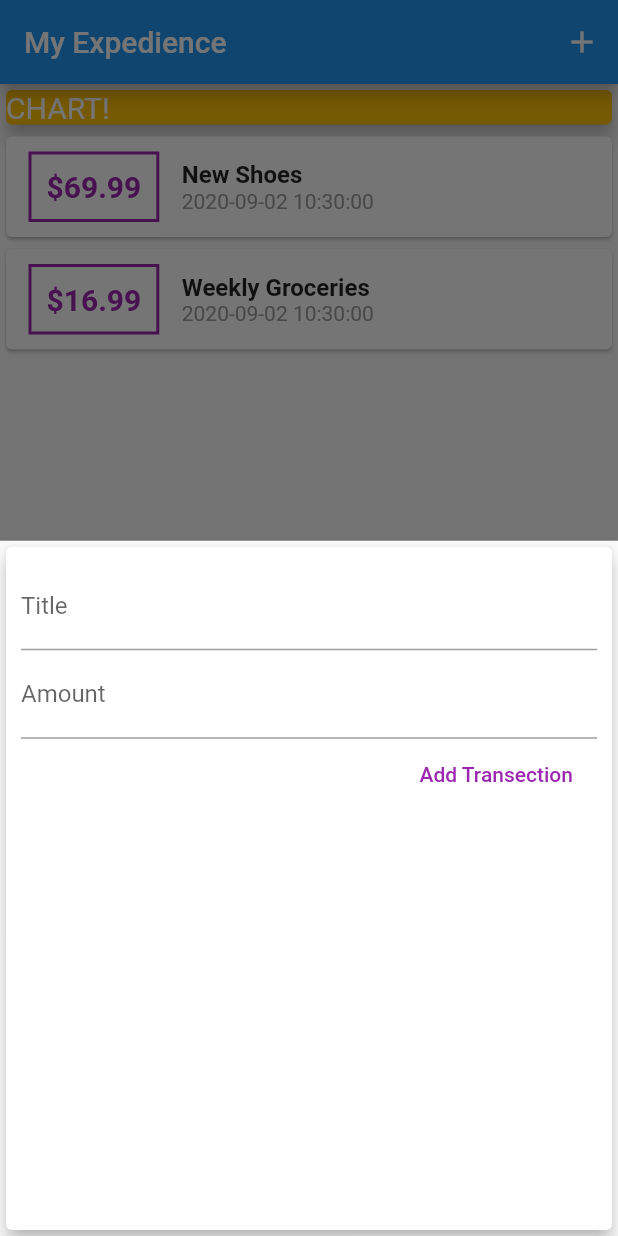
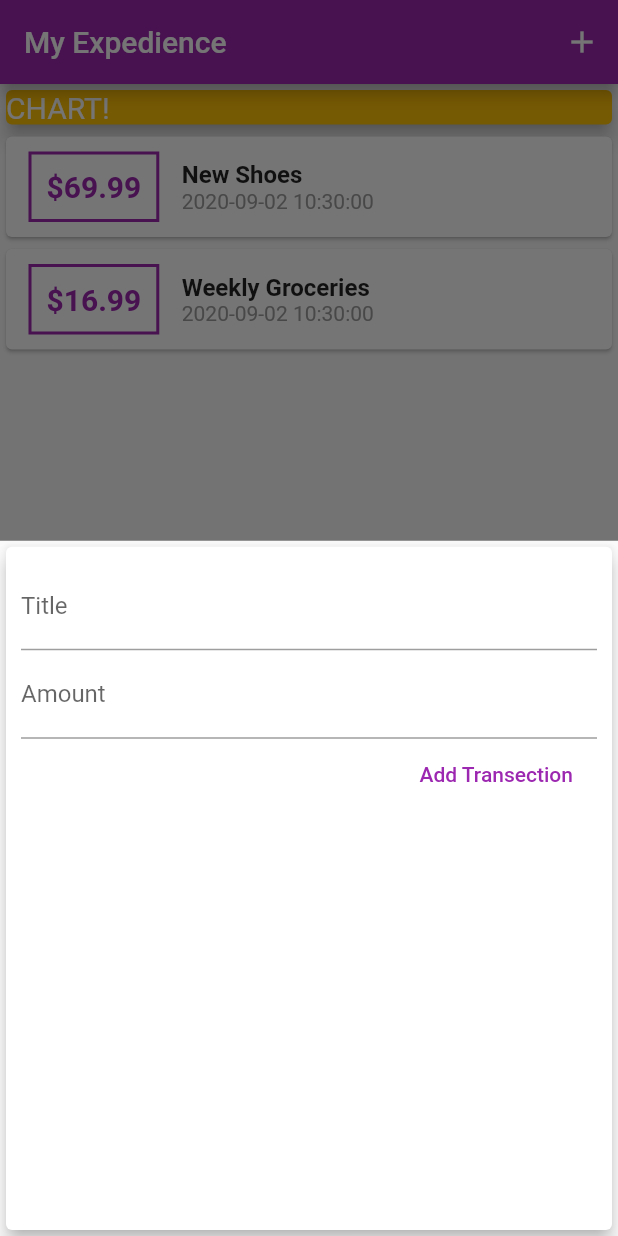
Before and after one commit to 1992bidyut/PersonalExpenseTracking, a Flutter app: the screen it shows after launch, after a tap on the "add" icon, on a phone screen of 412 x 824 dp. Run offline on Flutter 3.47's test engine with Material 2 defaults, Android fonts, the phone set to English and light mode, and no system bars.

```diff
--- a/lib/main.dart
+++ b/lib/main.dart
@@ -15,6 +15,10 @@ class MyApp extends StatelessWidget {
     // TODO: implement build
     return MaterialApp(
       title: 'Flutter App',
+      theme: ThemeData(
+        primarySwatch: Colors.purple,
+          accentColor: Colors.amber
+      ),
       home: MyHomePage(),
     );
   }
--- a/lib/widgets/new_transaction.dart
+++ b/lib/widgets/new_transaction.dart
@@ -1,19 +1,26 @@
 import 'package:flutter/material.dart';
-class NewTransaction extends StatelessWidget {
-  final titleController=TextEditingController();
-  final amountController=TextEditingController();
+
+class NewTransaction extends StatefulWidget {
   final Function _addNewTransaction;
+  NewTransaction(this._addNewTransaction);
+  @override
+  _NewTransactionState createState() => _NewTransactionState();
+}
 
-  NewTransaction(this._addNewTransaction);
+class _NewTransactionState extends State<NewTransaction> {
+  final titleController = TextEditingController();
+  final amountController = TextEditingController();
 
-  void submitData(){
-    final enteredTitle=titleController.text;
-    final enteredAmount=double.parse(amountController.text);
+  void submitData() {
+    final enteredTitle = titleController.text;
+    final enteredAmount = double.parse(amountController.text);
 
-    if(enteredTitle.isEmpty || enteredAmount<=0){
+    if (enteredTitle.isEmpty || enteredAmount <= 0) {
       return;
     }
-    _addNewTransaction(enteredTitle,enteredAmount);
+    widget._addNewTransaction(enteredTitle, enteredAmount);
+
+    Navigator.of(context).pop();
   }
 
   @override
@@ -27,16 +34,18 @@ class NewTransaction extends StatelessWidget {
             crossAxisAlignment: CrossAxisAlignment.end,
             children: <Widget>[
               TextField(
-                decoration: InputDecoration(labelText: 'Title',),
+                decoration: InputDecoration(
+                  labelText: 'Title',
+                ),
                 controller: titleController,
                 keyboardType: TextInputType.text,
-                onSubmitted: (_)=>submitData,
+                onSubmitted: (_) => submitData,
               ),
               TextField(
                 decoration: InputDecoration(labelText: 'Amount'),
                 controller: amountController,
                 keyboardType: TextInputType.number,
-                onSubmitted: (_)=>submitData,
+                onSubmitted: (_) => submitData,
               ),
               FlatButton(
                 child: Text('Add Transection'),
--- a/lib/widgets/transaction_list.dart
+++ b/lib/widgets/transaction_list.dart
@@ -22,7 +22,7 @@ class TransactionList extends StatelessWidget {
                  ),
                  decoration: BoxDecoration(
                    border: Border.all(
-                       color: Colors.purple,
+                       color: Theme.of(context).primaryColor,
                        width: 2),
                  ),
                  padding: EdgeInsets.all(10),
```
